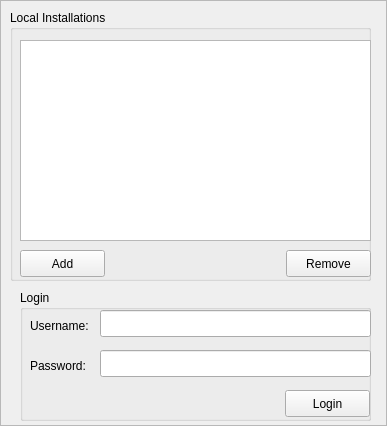
Before: the Qt Designer form serverwindow.ui in backraw/SteamCMD-GUI-Qt, drawn with Qt 5.
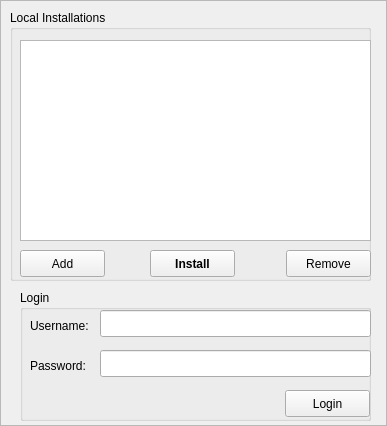
After: the same form once the commit is applied.

Commit message: serverwindow/ui: Add button 'Install'

What changed in the file:
```diff
--- a/serverwindow.ui
+++ b/serverwindow.ui
@@ -67,6 +67,25 @@
      <string>Remove</string>
     </property>
    </widget>
+   <widget class="QPushButton" name="pushButtonLocalInstallationsInstall">
+    <property name="geometry">
+     <rect>
+      <x>140</x>
+      <y>240</y>
+      <width>85</width>
+      <height>27</height>
+     </rect>
+    </property>
+    <property name="font">
+     <font>
+      <weight>75</weight>
+      <bold>true</bold>
+     </font>
+    </property>
+    <property name="text">
+     <string>Install</string>
+    </property>
+   </widget>
   </widget>
   <widget class="QGroupBox" name="groupBox_2">
    <property name="geometry">
```
